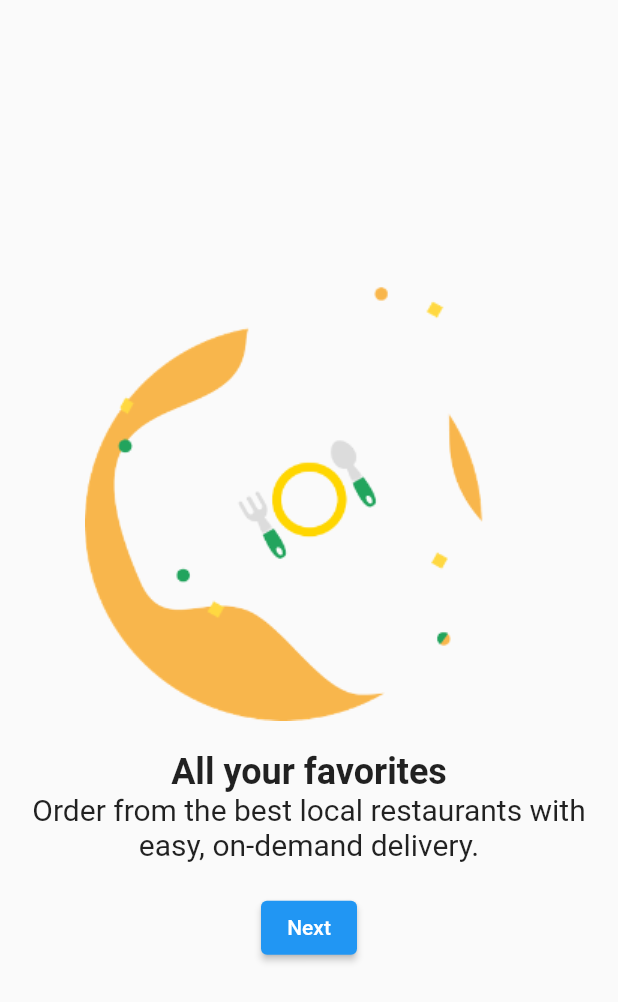
After one commit to HatataMakuna/jommakan, a Flutter app: the WelcomePage screen opened directly, after a tap on "Next", on a phone screen of 412 x 824 dp. The commit adds this screen. Shown: the top 1002 px of the screen. Run offline on Flutter 3.47's test engine with Material 2 defaults, Android fonts, the phone set to English and light mode, and no system bars; our stand-ins replace firebase_database; accounts and stored records are empty.

Commit message:
more progress

```diff
--- a/lib/main.dart
+++ b/lib/main.dart
@@ -1,4 +1,4 @@
-import 'package:flutter/material.dart';
+/* import 'package:flutter/material.dart';
 
 void main() {
   runApp(const MyApp());
@@ -123,3 +123,4 @@ class _MyHomePageState extends State<MyHomePage> {
     );
   }
 }
+ */
--- /dev/null
+++ b/lib/pages/start.dart
@@ -0,0 +1,139 @@
+import 'package:flutter/material.dart';
+
+// external pages
+import 'user/LoginPage.dart';
+
+void main() => runApp(const MyApp());
+
+class MyApp extends StatelessWidget {
+  const MyApp({super.key});
+
+  @override
+  Widget build(BuildContext context) {
+    return const MaterialApp(
+      home: WelcomePage(),
+    );
+  }
+}
+
+class WelcomePage extends StatefulWidget {
+  const WelcomePage({super.key});
+
+  @override
+  _WelcomePageState createState() => _WelcomePageState();
+}
+
+class _WelcomePageState extends State<WelcomePage> {
+  int _currentSection = 1;
+
+  void _nextSection() {
+    setState(() {
+      if (_currentSection < 4) {
+        _currentSection++;
+      } else {
+        // Navigate to login page
+        Navigator.pushReplacement(
+          context,
+          MaterialPageRoute(builder: (context) => LoginPage()),
+        );
+      }
+    });
+  }
+
+  @override
+  Widget build(BuildContext context) {
+    return Scaffold(
+      body: Center(
+        child: Column(
+          mainAxisAlignment: MainAxisAlignment.center, // Center vertically
+          children: <Widget>[
+            if (_currentSection == 1)
+              const Column(
+                children: <Widget>[
+                  // image
+                  Image(
+                    image: ResizeImage(
+                      AssetImage('images/welcome1.png'),
+                      width: 204,
+                      height: 279,
+                    ),
+                  ),
+                  SizedBox(height: 20),
+                  Text('Welcome', textAlign: TextAlign.center, style: TextStyle(fontSize: 24, fontWeight: FontWeight.bold,),),
+                  Text(
+                    'It\'s a pleasure to meet you. We are excited that you\'re here so let\'s get started!',
+                    textAlign: TextAlign.center, style: TextStyle(fontSize: 20,),
+                  ),
+                ]
+              ),
+            if (_currentSection == 2)
+              const Column(
+                children: <Widget>[
+                  // image
+                  Image(
+                    image: ResizeImage(
+                      AssetImage('images/welcome2.png'),
+                      width: 299,
+                      height: 299,
+                    ),
+                  ),
+                  SizedBox(height: 20),
+                  Text('All your favorites', textAlign: TextAlign.center, style: TextStyle(fontSize: 24, fontWeight: FontWeight.bold,),),
+                  Text(
+                    'Order from the best local restaurants with easy, on-demand delivery.',
+                    textAlign: TextAlign.center, style: TextStyle(fontSize: 20,),
+                  ),
+                ]
+              ),
+            if (_currentSection == 3)
+              const Column(
+                children: <Widget>[
+                  // image
+                  Image(
+                    image: ResizeImage(
+                      AssetImage('images/welcome3.png'),
+                      width: 299,
+                      height: 299,
+                    ),
+                  ),
+                  SizedBox(height: 20),
+                  Text('Free delivery offers', textAlign: TextAlign.center, style: TextStyle(fontSize: 24, fontWeight: FontWeight.bold,),),
+                  Text(
+                    'Free delivery for new customers and other payment methods.',
+                    textAlign: TextAlign.center, style: TextStyle(fontSize: 20,),
+                  ),
+                ]
+              ),
+            if (_currentSection == 4)
+              const Column(
+                mainAxisAlignment: MainAxisAlignment.center, // Center vertically
+                crossAxisAlignment: CrossAxisAlignment.center, // Center horizontally
+                children: <Widget>[
+                  // image
+                  Image(
+                    image: ResizeImage(
+                      AssetImage('images/welcome4.png'),
+                      width: 299,
+                      height: 338,
+                    ),
+                  ),
+                  SizedBox(height: 20),
+                  Text('Choose your food', textAlign: TextAlign.center, style: TextStyle(fontSize: 24, fontWeight: FontWeight.bold,),),
+                  Text(
+                    'Easily find your type of food craving and you\'ll get delivery in a wide range.',
+                    textAlign: TextAlign.center, style: TextStyle(fontSize: 20,),
+                  ),
+                ]
+              ),
+
+            const SizedBox(height: 20),
+            ElevatedButton(
+              onPressed: _nextSection,
+              child: Text(_currentSection < 4 ? 'Next' : 'Get Started'),
+            ),
+          ]
+        )
+      )
+    );
+  }
+}
--- a/lib/user/ForgetPassword.dart
+++ b/lib/pages/user/ForgetPassword.dart
@@ -67,7 +67,7 @@ class _ForgetPasswordPageState extends State<ForgetPasswordPage> {
           ElevatedButton(
             onPressed: _isButtonEnabled ? _resetPassword : null,
             // send the reset password link to the input email
-            child: Text('Reset Password'),
+            child: const Text('Reset Password'),
           ),
         ],
       ),
--- a/lib/user/LoginPage.dart
+++ b/lib/pages/user/LoginPage.dart
@@ -35,12 +35,12 @@ class _LoginState extends State<LoginPage> {
       home: Scaffold(
         appBar: AppBar(
           title: const Text('Login'),
-          leading: IconButton(
+          /* leading: IconButton(
             icon: Icon(Icons.arrow_back),
             onPressed: () {
               Navigator.of(context).pop();
             },
-          ),
+          ), */
         ),
         body: loginForm(context),
       ),
--- a/pubspec.yaml
+++ b/pubspec.yaml
@@ -38,9 +38,9 @@ dependencies:
   # Use with the CupertinoIcons class for iOS style icons.
   cupertino_icons: ^1.0.2
 
-  # ObjectBox package, for connect to NoSQL database
-  objectbox: ^2.1.0
-  objectbox_flutter_libs: any
+  # Firebase packages
+  firebase_core: ^2.16.0
+  firebase_database: ^10.2.6
 
 dev_dependencies:
   flutter_test:
```
Also changed, not shown: lib/database/testdb.dart (+27 -15 lines), lib/objectbox-model.json (deleted, +0 -42 lines), lib/pages/user/CreateAccountPage.dart (renamed from lib/user/CreateAccountPage.dart, +40 -3 lines), images/welcome1.png (added), images/welcome2.png (added), images/welcome3.png (added), images/welcome4.png (added), lib/pages/user/NewUser.dart (renamed from lib/user/NewUser.dart), pubspec.lock, 7 other files.
